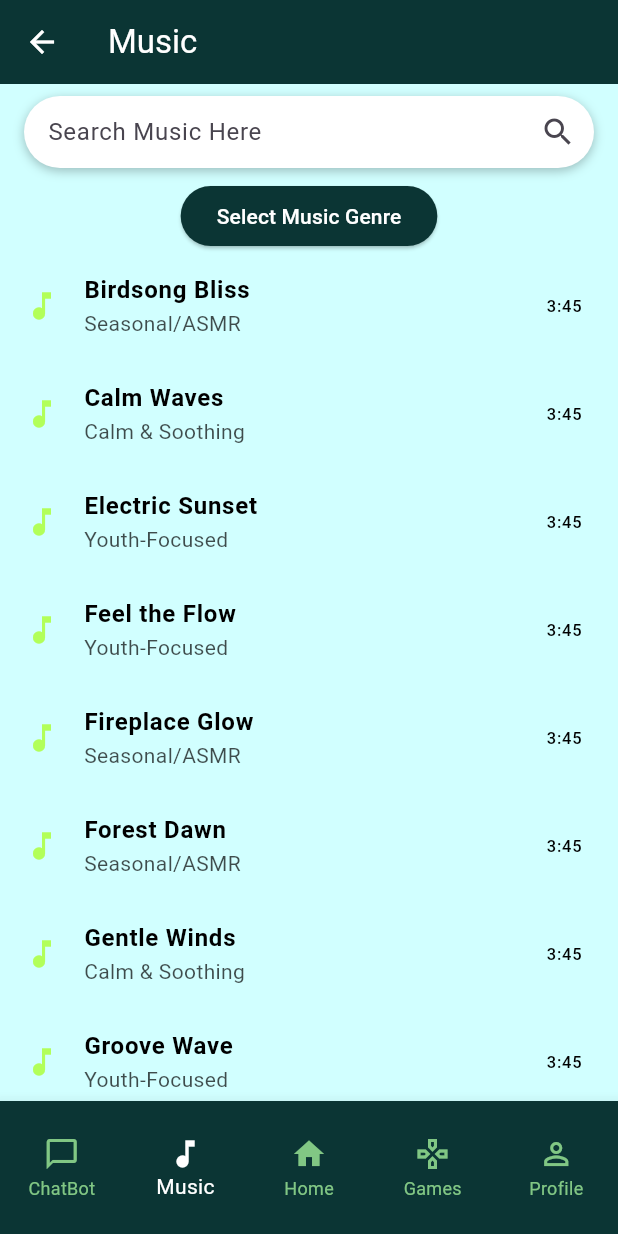
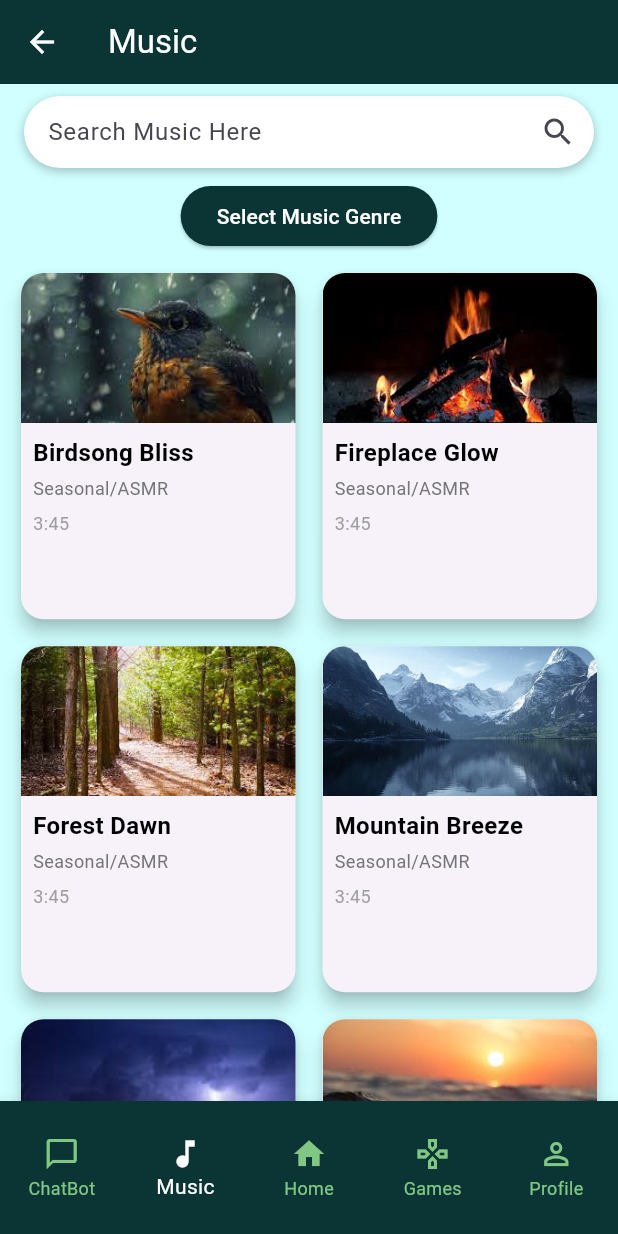
Before and after one commit to anusha1205/StressLens, a Flutter app: the MusicScreen screen opened by its route, on a phone screen of 412 x 824 dp. Run offline on Flutter 3.47's test engine with Material 3 defaults, Android fonts, the phone set to English and light mode, and no system bars; our stand-ins replace file_picker, firebase_auth, firebase_core, just_audio, table_calendar; accounts and stored records are empty.

Commit message:
Music ui

```diff
--- a/lib/screens/navbar/music/music.dart
+++ b/lib/screens/navbar/music/music.dart
@@ -1,4 +1,5 @@
 import 'package:flutter/material.dart';
+import 'package:just_audio/just_audio.dart';
 
 class MusicScreen extends StatefulWidget {
   const MusicScreen({Key? key}) : super(key: key);
@@ -8,72 +9,45 @@ class MusicScreen extends StatefulWidget {
 }
 
 class _MusicScreenState extends State<MusicScreen> {
+  final AudioPlayer _audioPlayer = AudioPlayer();
   int _currentIndex = 1; // Default to music being selected
   String _selectedGenre = 'All';
   String _searchQuery = ''; // Variable to hold the search query
+  @override
+  void initState() {
+    super.initState();
+    // Additional initialization if needed
+  }
+
+  @override
+  void dispose() {
+    _audioPlayer.dispose(); // Clean up the player when the widget is disposed
+    super.dispose();
+  }
 
   final List<Map<String, String>> musicList = [
-    {"title": "Birdsong Bliss", "genre": "Seasonal/ASMR"},
-    {"title": "Calm Waves", "genre": "Calm & Soothing"},
-    {"title": "Electric Sunset", "genre": "Youth-Focused"},
-    {"title": "Feel the Flow", "genre": "Youth-Focused"},
-    {"title": "Fireplace Glow", "genre": "Seasonal/ASMR"},
-    {"title": "Forest Dawn", "genre": "Seasonal/ASMR"},
-    {"title": "Gentle Winds", "genre": "Calm & Soothing"},
-    {"title": "Groove Wave", "genre": "Youth-Focused"},
-    {"title": "Mountain Breeze", "genre": "Seasonal/ASMR"},
-    {"title": "Ocean of Peace", "genre": "Calm & Soothing"},
-    {"title": "Raindrop Rhythm", "genre": "Seasonal/ASMR"},
-    {"title": "Retro Vibes", "genre": "Youth-Focused"},
-    {"title": "Rhythmic Escape", "genre": "Youth-Focused"},
-    {"title": "Soft Glow", "genre": "Calm & Soothing"},
-    {"title": "Soulful Symphony", "genre": "Calm & Soothing"},
-    {"title": "Thunderstorm Calm", "genre": "Seasonal/ASMR"},
-    {"title": "Tranquil Paths", "genre": "Calm & Soothing"},
-    {"title": "Urban Melody", "genre": "Youth-Focused"},
-    {"title": "Waterfall Harmony", "genre": "Seasonal/ASMR"},
-    {"title": "Whispers of the Forest", "genre": "Calm & Soothing"},
-    {"title": "Vibrant Skies", "genre": "Youth-Focused"},
-    {"title": "Raindrop Serenade", "genre": "Calm & Soothing"},
-    {"title": "Sunset Chill", "genre": "Youth-Focused"},
-    {"title": "Gentle Stream", "genre": "Calm & Soothing"},
-    {"title": "Nature's Heartbeat", "genre": "Seasonal/ASMR"},
-    {"title": "Joyful Laughter", "genre": "Youth-Focused"},
-    {"title": "Calm Under the Stars", "genre": "Calm & Soothing"},
-    {"title": "Winds of Change", "genre": "Youth-Focused"},
-    {"title": "Evening Tranquility", "genre": "Seasonal/ASMR"},
-    {"title": "Rainforest Echoes", "genre": "Seasonal/ASMR"},
-    {"title": "Breezy Days", "genre": "Seasonal/ASMR"},
-    {"title": "Ocean Whisper", "genre": "Calm & Soothing"},
-    {"title": "Twilight Groove", "genre": "Youth-Focused"},
-    {"title": "Golden Fields", "genre": "Seasonal/ASMR"},
-    {"title": "Soothing Sounds", "genre": "Calm & Soothing"},
-    {"title": "Endless Summer", "genre": "Youth-Focused"},
-    {"title": "Rainy Day Comfort", "genre": "Calm & Soothing"},
-    {"title": "Energizing Beats", "genre": "Youth-Focused"},
-    {"title": "Soft Petals", "genre": "Seasonal/ASMR"},
-    {"title": "Harmonious Reflections", "genre": "Calm & Soothing"},
-    {"title": "Life in Color", "genre": "Youth-Focused"},
-    {"title": "Winter's Whisper", "genre": "Seasonal/ASMR"},
-    {"title": "Melody of the Earth", "genre": "Calm & Soothing"},
-    {"title": "Festival of Lights", "genre": "Youth-Focused"},
-    {"title": "Awakening Spirit", "genre": "Youth-Focused"},
-    {"title": "Dewy Mornings", "genre": "Seasonal/ASMR"},
-    {"title": "Ethereal Calm", "genre": "Calm & Soothing"},
-    {"title": "Exciting Adventures", "genre": "Youth-Focused"},
-    {"title": "Mystical Forest", "genre": "Seasonal/ASMR"},
-    {"title": "Urban Dance", "genre": "Youth-Focused"},
-    {"title": "Waves of Serenity", "genre": "Calm & Soothing"},
-    {"title": "Sundown Bliss", "genre": "Youth-Focused"},
-    {"title": "Echoing Valleys", "genre": "Seasonal/ASMR"},
-    {"title": "Restful Night", "genre": "Calm & Soothing"},
-    {"title": "Dance of Joy", "genre": "Youth-Focused"},
-    {"title": "Nature's Embrace", "genre": "Seasonal/ASMR"},
-    {"title": "Embers of Hope", "genre": "Calm & Soothing"},
-    {"title": "Rhythmic Waves", "genre": "Youth-Focused"},
-    {"title": "Morning Haze", "genre": "Seasonal/ASMR"},
-    {"title": "Calm Reflection", "genre": "Calm & Soothing"}
-];
+    // Seasonal/ASMR
+    {"title": "Birdsong Bliss", "genre": "Seasonal/ASMR", "image": "assets/music/birdsong.png", "url": "https://example.com/birdsong.mp3"},
+    {"title": "Fireplace Glow", "genre": "Seasonal/ASMR", "image": "assets/music/fireplace_glow.png"},
+    {"title": "Forest Dawn", "genre": "Seasonal/ASMR", "image": "assets/music/forest_dawn.png"},
+    {"title": "Mountain Breeze", "genre": "Seasonal/ASMR", "image": "assets/music/mountain_breeze.png"},
+    {"title": "Thunderstorm Calm", "genre": "Seasonal/ASMR", "image": "assets/music/thunderstorm_calm.png"},
+
+    // Calm & Soothing
+    {"title": "Calm Waves", "genre": "Calm & Soothing", "image": "assets/music/calm_waves.png"},
+    {"title": "Gentle Winds", "genre": "Calm & Soothing", "image": "assets/music/gentle_winds.png"},
+    {"title": "Ocean of Peace", "genre": "Calm & Soothing", "image": "assets/music/ocean_of_peace.png"},
+    {"title": "Soft Glow", "genre": "Calm & Soothing", "image": "assets/music/soft_glow.png"},
+    {"title": "Tranquil Paths", "genre": "Calm & Soothing", "image": "assets/music/tranquil_paths.png"},
+
+    // Youth-Focused
+    {"title": "Electric Sunset", "genre": "Youth-Focused", "image": "assets/music/electric_sunset.png"},
+    {"title": "Feel the Flow", "genre": "Youth-Focused", "image": "assets/music/feel_the_flow.png"},
+    {"title": "Groove Wave", "genre": "Youth-Focused", "image": "assets/music/groove_wave.png"},
+    {"title": "Retro Vibes", "genre": "Youth-Focused", "image": "assets/music/retro_vibes.png"},
+    {"title": "Soulful Symphony", "genre": "Youth-Focused", "image": "assets/music/soulful_symphony.png"},
+
+  ];
 
   List<Map<String, String>> get filteredMusicList {
     return musicList.where((music) {
@@ -82,8 +56,15 @@ class _MusicScreenState extends State<MusicScreen> {
       return matchesGenre && matchesSearch;
     }).toList();
   }
+  Future<void> _playMusic(String url) async {
+    try {
+      await _audioPlayer.setAudioSource(AudioSource.uri(Uri.parse(url)));
+      _audioPlayer.play();
+    } catch (e) {
+      print("Error playing music: $e");
+    }
+  }
 
-  @override
   @override
   Widget build(BuildContext context) {
     return Scaffold(
@@ -145,12 +126,20 @@ class _MusicScreenState extends State<MusicScreen> {
             ),
           ),
           Expanded(
-            child: ListView.builder(
+            child: GridView.builder(
+              padding: const EdgeInsets.all(10.0),
+              gridDelegate: const SliverGridDelegateWithFixedCrossAxisCount(
+                crossAxisCount: 2, // Two items per row
+                crossAxisSpacing: 10.0,
+                mainAxisSpacing: 10.0,
+                childAspectRatio: 0.8, // Adjusts height of each card
+              ),
               itemCount: filteredMusicList.length,
               itemBuilder: (context, index) {
                 return _buildMusicTile(
                   filteredMusicList[index]["title"]!,
                   filteredMusicList[index]["genre"]!,
+                  filteredMusicList[index]["image"]!,
                   '3:45', // Placeholder duration
                 );
               },
@@ -162,25 +151,56 @@ class _MusicScreenState extends State<MusicScreen> {
     );
   }
 
-
-  Widget _buildMusicTile(String title, String genre, String duration) {
-    return ListTile(
-      leading: const Icon(Icons.music_note, color: Colors.lightGreenAccent),
-      title: Text(
-        title,
-        style: const TextStyle(color: Colors.black, fontWeight: FontWeight.bold),
+  Widget _buildMusicTile(String title, String genre, String imagePath, String duration) {
+    return Card(
+      elevation: 5,
+      shape: RoundedRectangleBorder(
+        borderRadius: BorderRadius.circular(15),
       ),
-      subtitle: Text(
-        genre,
-        style: TextStyle(color: Colors.black.withOpacity(0.7)),
+      child: Column(
+        crossAxisAlignment: CrossAxisAlignment.start,
+        children: [
+          ClipRRect(
+            borderRadius: const BorderRadius.only(
+              topLeft: Radius.circular(15),
+              topRight: Radius.circular(15),
+            ),
+            child: Image.asset(
+              imagePath,
+              fit: BoxFit.cover,
+              width: double.infinity,
+              height: 100, // Adjust height as needed
+            ),
+          ),
+          Padding(
+            padding: const EdgeInsets.all(8.0),
+            child: Column(
+              crossAxisAlignment: CrossAxisAlignment.start,
+              children: [
+                Text(
+                  title,
+                  style: const TextStyle(
+                    color: Colors.black,
+                    fontWeight: FontWeight.bold,
+                    fontSize: 16,
+                  ),
+                  overflow: TextOverflow.ellipsis,
+                ),
+                const SizedBox(height: 4),
+                Text(
+                  genre,
+                  style: TextStyle(color: Colors.grey[600], fontSize: 12),
+                ),
+                const SizedBox(height: 6),
+                Text(
+                  duration,
+                  style: const TextStyle(color: Colors.grey, fontSize: 12),
+                ),
+              ],
+            ),
+          ),
+        ],
       ),
-      trailing: Text(
-        duration,
-        style: const TextStyle(color: Colors.black),
-      ),
-      onTap: () {
-        // Implement music playback logic here
-      },
     );
   }
 
```
Also changed, not shown: pubspec.yaml (+17 -0 lines), assets/music/birdsong.png (added), assets/music/calm_waves.png (added), assets/music/electric_sunset.png (added), assets/music/feel_the_flow.png (added), assets/music/fireplace_glow.png (added), assets/music/forest_dawn.png (added), assets/music/gentle_winds.png (added), assets/music/groove_wave.png (added), assets/music/mountain_breeze.png (added), assets/music/ocean_of_peace.png (added), assets/music/retro_vibes.png (added), assets/music/soft_glow.png (added), assets/music/soulful_symphony.png (added), 3 more files.
